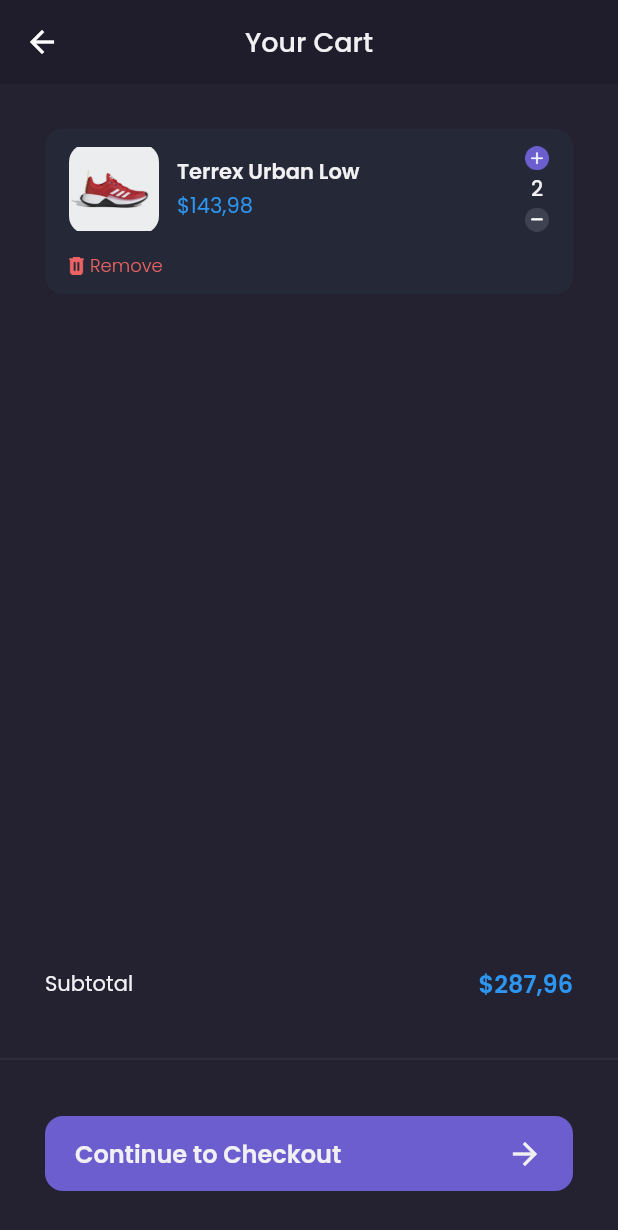
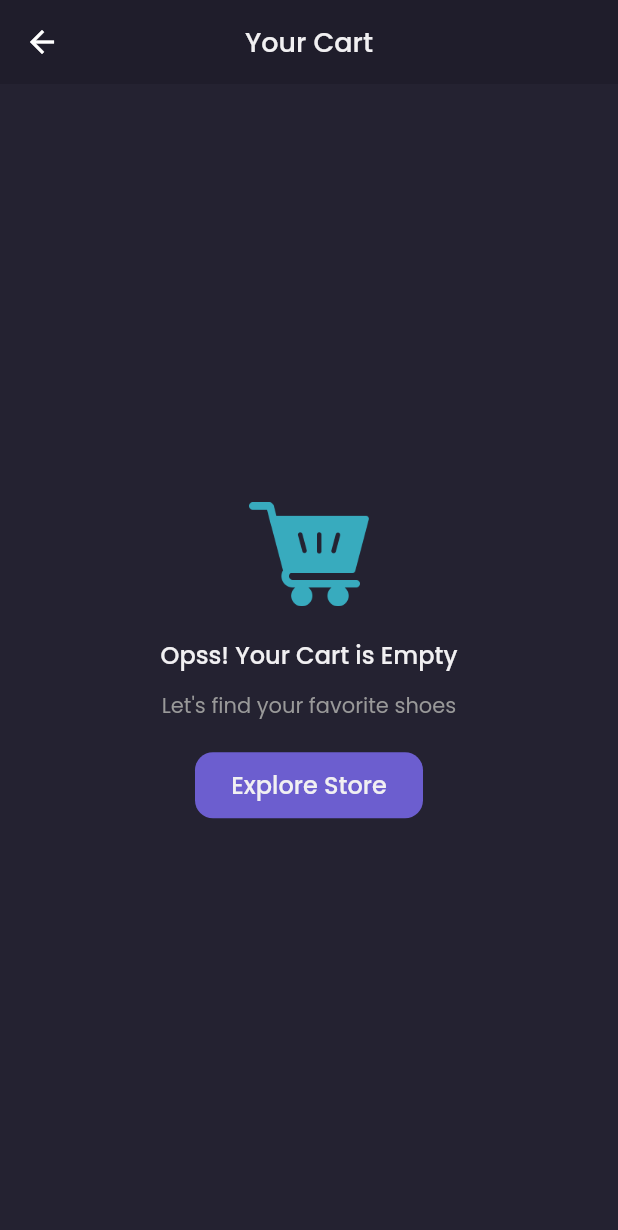
Before and after one commit to RafliAnwar/Shamo_eCommerce, a Flutter app: the CartPage screen opened by its route, on a phone screen of 412 x 824 dp. Shown: the top 1230 px of the screen. Run offline on Flutter 3.47's test engine with Material 2 defaults, Android fonts, the light colour scheme and no system bars; our stand-ins replace google_fonts; accounts and stored records are empty; network calls fail.

Commit message:
Dynamic Cart Page

```diff
--- a/lib/main.dart
+++ b/lib/main.dart
@@ -10,6 +10,7 @@
 import 'package:shamo_ecommerce/pages/sign_up_page.dart';
 import 'package:shamo_ecommerce/pages/splash_page.dart';
 import 'package:shamo_ecommerce/providers/auth_provider.dart';
+import 'package:shamo_ecommerce/providers/cart_provider.dart';
 import 'package:shamo_ecommerce/providers/product_provider.dart';
 import 'package:shamo_ecommerce/providers/wishlist_provider.dart';
 
@@ -28,7 +29,10 @@
         ),
         ChangeNotifierProvider(
           create: (context) => WishListProvider(),
-        )
+        ),
+        ChangeNotifierProvider(
+          create: (context) => CartProvider(),
+        ),
       ],
       child: MaterialApp(
         debugShowCheckedModeBanner: false,
--- a/lib/pages/cart_page.dart
+++ b/lib/pages/cart_page.dart
@@ -1,10 +1,13 @@
 import 'package:flutter/material.dart';
+import 'package:provider/provider.dart';
+import 'package:shamo_ecommerce/providers/cart_provider.dart';
 import 'package:shamo_ecommerce/theme.dart';
 import 'package:shamo_ecommerce/widgets/cart_card.dart';
 
 class CartPage extends StatelessWidget {
   @override
   Widget build(BuildContext context) {
+    CartProvider cartProvider = Provider.of<CartProvider>(context);
     Widget header() {
       return AppBar(
         backgroundColor: bgColor1,
@@ -89,9 +92,11 @@
     Widget content() {
       return ListView(
         padding: EdgeInsets.symmetric(horizontal: defaultMargin),
-        children: [
-          CartCard(),
-        ],
+        children: cartProvider.carts
+            .map(
+              (cart) => CartCard(cart),
+            )
+            .toList(),
       );
     }
 
@@ -112,7 +117,7 @@
                     style: primaryTextStyle,
                   ),
                   Text(
-                    '\$287,96',
+                    '\$${cartProvider.totalPrice()}',
                     style: priceTextStyle.copyWith(
                       fontSize: 16,
                       fontWeight: semiBold,
@@ -176,8 +181,8 @@
     return Scaffold(
       backgroundColor: bgColor3,
       appBar: header(),
-      body: content(),
-      bottomNavigationBar: customBotNav(),
+      body: cartProvider.carts.length == 0 ? emptyCart() : content(),
+      bottomNavigationBar:cartProvider.carts.length == 0 ? SizedBox() : customBotNav(),
     );
   }
 }
--- a/lib/widgets/cart_card.dart
+++ b/lib/widgets/cart_card.dart
@@ -1,9 +1,15 @@
 import 'package:flutter/material.dart';
+import 'package:provider/provider.dart';
+import 'package:shamo_ecommerce/model/cart_model.dart';
+import 'package:shamo_ecommerce/providers/cart_provider.dart';
 import 'package:shamo_ecommerce/theme.dart';
 
 class CartCard extends StatelessWidget {
+  final CartModel cart;
+  CartCard(this.cart);
   @override
   Widget build(BuildContext context) {
+    CartProvider cartProvider = Provider.of<CartProvider>(context);
     return Container(
       margin: EdgeInsets.only(
         top: defaultMargin,
@@ -26,7 +32,7 @@
                 decoration: BoxDecoration(
                   borderRadius: BorderRadius.circular(12),
                   image: DecorationImage(
-                    image: AssetImage('assets/image_shoes.png'),
+                    image: NetworkImage(cart.product.galleries[0].url),
                   ),
                 ),
               ),
@@ -38,7 +44,7 @@
                   crossAxisAlignment: CrossAxisAlignment.start,
                   children: [
                     Text(
-                      'Terrex Urban Low',
+                      cart.product.name,
                       style: primaryTextStyle.copyWith(
                         fontWeight: semiBold,
                       ),
@@ -47,7 +53,7 @@
                       height: 2,
                     ),
                     Text(
-                      '\$143,98',
+                      '\$${cart.product.price}',
                       style: priceTextStyle,
                     )
                   ],
@@ -55,9 +61,14 @@
               ),
               Column(
                 children: [
-                  Image.asset(
+                  GestureDetector(
+                    onTap: () {
+                      cartProvider.addQuantity(cart.id);
+                    },
+                    child: Image.asset(
                       'assets/button_add.png',
                       width: 16,
+                    ),
                   ),
                   Padding(
                     padding: const EdgeInsets.only(
@@ -65,15 +76,20 @@
                       bottom: 2,
                     ),
                     child: Text(
-                      '2',
+                      cart.quantity.toString(),
                       style: primaryTextStyle.copyWith(
                         fontWeight: medium,
                       ),
                     ),
                   ),
-                  Image.asset(
+                  GestureDetector(
+                    onTap: (){
+                      cartProvider.reduceQuantity(cart.id);
+                    },
+                    child: Image.asset(
                       'assets/button_min.png',
                       width: 16,
+                    ),
                   )
                 ],
               )
@@ -82,7 +98,11 @@
           SizedBox(
             height: 12,
           ),
-          Row(
+          GestureDetector(
+            onTap: (){
+              cartProvider.removeCart(cart.id);
+            },
+            child: Row(
               children: [
                 Image.asset(
                   'assets/icon_remove.png',
@@ -100,6 +120,7 @@
                   ),
                 )
               ],
+            ),
           )
         ],
       ),
```
Also changed, not shown: lib/pages/product_page.dart (+6 -2 lines). Lines whose indentation alone changed are shown as unchanged.
